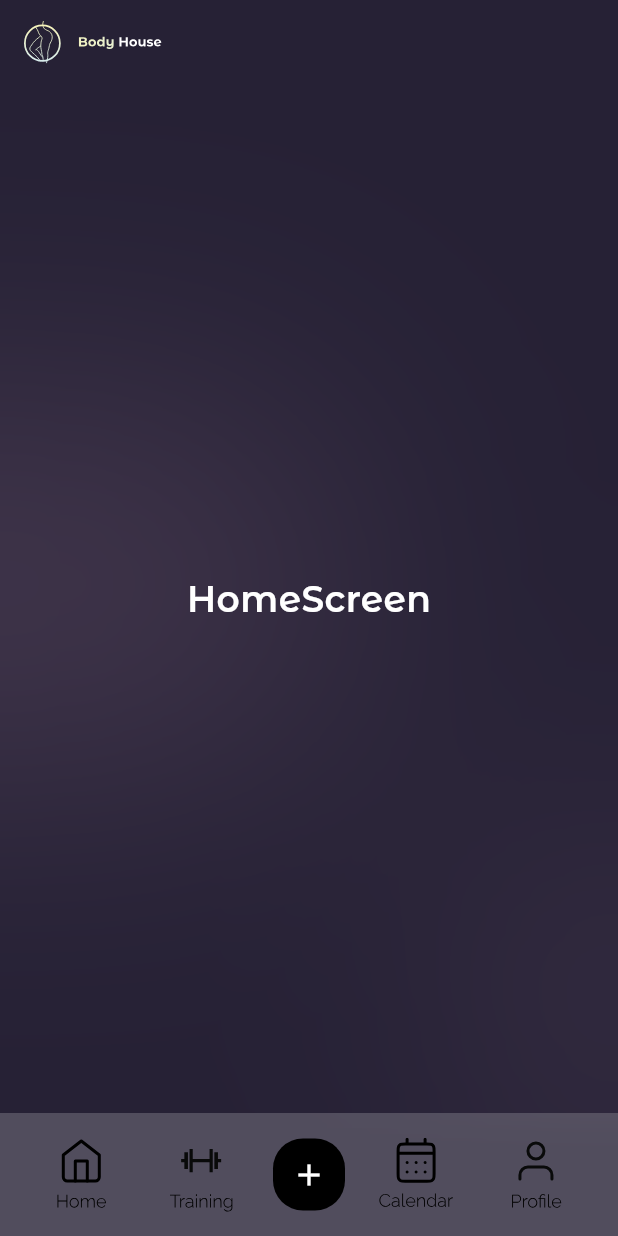
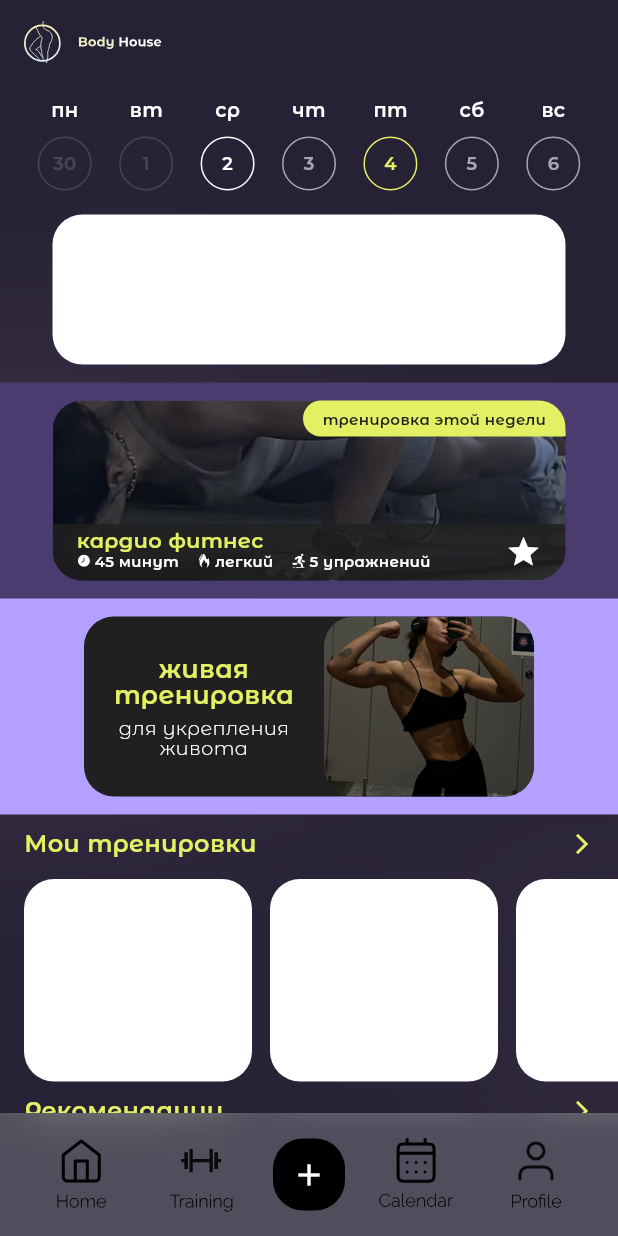
Before and after one commit to ProgramistaDawidMajchrzak/body-house-flutter, a Flutter app: the screen it shows after launch, on a phone screen of 412 x 824 dp. Run offline on Flutter 3.47's test engine with Material 3 defaults, Android fonts, the phone set to English and light mode, and no system bars; our stand-ins replace flutter_secure_storage, flutter_svg, google_sign_in, page_transition, shared_preferences; missing offline and left inert: flutter_facebook_auth; project files that could hold a hidden picture were left out.

Commit message:
home screen UI

```diff
--- /dev/null
+++ b/devtools_options.yaml
@@ -0,0 +1,3 @@
+description: This file stores settings for Dart & Flutter DevTools.
+documentation: https://docs.flutter.dev/tools/devtools/extensions#configure-extension-enablement-states
+extensions:
--- a/lib/core/theme/colors.dart
+++ b/lib/core/theme/colors.dart
@@ -3,6 +3,9 @@ import 'package:flutter/material.dart';
 class AppColors {
   static const Color background = Color(0xFF262135);
   static const Color secondBackground = Color(0xFF4B3C6F);
+  static const Color thirdBackground = Color(0xFF504074);
+  static const Color fourthBackground = Color(0xFFB3A0FF);
+  static const Color darkBackground = Color(0xFF212020);
   static const Color accent = Color(0xFFE2F163);
   static const Color lighterAccent = Color(0xFFF6F3BA);
   static const Color pink = Color(0xFFFBC6E6);
--- a/lib/main.dart
+++ b/lib/main.dart
@@ -5,8 +5,12 @@ import 'package:body_house_app/screens/profile/auth/auth_screen.dart';
 import 'package:body_house_app/screens/home/home_screen.dart';
 import 'splash/splash_screen.dart';
 import 'core/theme/theme.dart';
+import 'package:intl/date_symbol_data_local.dart'; // <- wymagane
 
-void main() {
+// 🔧 Uczyń main() asynchronicznym
+void main() async {
+  WidgetsFlutterBinding.ensureInitialized();
+  await initializeDateFormatting('ru_RU', null); // <- lokalizacja rosyjska
   runApp(const MyApp());
 }
 
--- a/lib/screens/home/home_screen.dart
+++ b/lib/screens/home/home_screen.dart
@@ -1,10 +1,34 @@
 import 'package:body_house_app/layouts/layout.dart';
+import 'package:body_house_app/screens/home/live_session_bar.dart';
+import 'package:body_house_app/screens/home/my_sessions.dart';
+import 'package:body_house_app/screens/home/recommendations.dart';
+import 'package:body_house_app/screens/home/session_of_a_day.dart';
 import 'package:flutter/material.dart';
+import './incoming_session.dart';
 
 class HomeScreen extends StatelessWidget {
   const HomeScreen({super.key});
+
   @override
   Widget build(BuildContext context) {
-    return Layout(type: 1, child: Center(child: Text('HomeScreen')));
+    return Layout(
+      type: 1,
+      child: SingleChildScrollView(
+        padding: const EdgeInsets.only(bottom: 32),
+        child: Column(
+          crossAxisAlignment: CrossAxisAlignment.start,
+          children: const [
+            IncomingSession(),
+            SizedBox(height: 12),
+            SessionOfADay(),
+            LiveSessionBar(),
+            SizedBox(height: 8),
+            MySessions(),
+            SizedBox(height: 8),
+            Recommendations(),
+          ],
+        ),
+      ),
+    );
   }
 }
--- /dev/null
+++ b/lib/screens/home/incoming_session.dart
@@ -0,0 +1,142 @@
+import 'package:body_house_app/core/theme/colors.dart';
+import 'package:flutter/material.dart';
+import 'package:intl/intl.dart';
+
+void main() {
+  runApp(IncomingSession());
+}
+
+class IncomingSession extends StatelessWidget {
+  const IncomingSession({super.key});
+
+  List<DateTime> getNext7Days() {
+    DateTime today = DateTime.now();
+    return List.generate(7, (index) => today.add(Duration(days: index)));
+  }
+
+  @override
+  Widget build(BuildContext context) {
+    return Padding(
+      padding: EdgeInsets.symmetric(horizontal: 16.0),
+      child: Column(
+        children: [
+          SizedBox(height: 8),
+          MiniCalendar(),
+          SizedBox(height: 16),
+          Rectangle17(),
+        ],
+      ),
+    );
+  }
+}
+
+class Rectangle17 extends StatelessWidget {
+  @override
+  Widget build(BuildContext context) {
+    return Column(
+      children: [
+        Container(
+          width: 342,
+          height: 100,
+          decoration: ShapeDecoration(
+            color: Colors.white,
+            shape: RoundedRectangleBorder(
+              borderRadius: BorderRadius.circular(20),
+            ),
+          ),
+        ),
+      ],
+    );
+  }
+}
+
+class MiniCalendar extends StatelessWidget {
+  final List<DateTime> days = () {
+    final now = DateTime.now();
+    final today = DateTime(now.year, now.month, now.day);
+    final weekday = today.weekday;
+    final startOfWeek = today.subtract(Duration(days: weekday - 1));
+
+    return List.generate(7, (index) => startOfWeek.add(Duration(days: index)));
+  }();
+
+  @override
+  Widget build(BuildContext context) {
+    return Column(
+      children: [
+        Row(
+          mainAxisAlignment: MainAxisAlignment.spaceEvenly,
+          children:
+              days.map((date) {
+                final weekday = DateFormat.E('ru_RU').format(date);
+                return Expanded(
+                  child: Center(
+                    child: Text(
+                      weekday,
+                      style: TextStyle(
+                        fontWeight: FontWeight.w600,
+                        fontSize: 13,
+                      ),
+                    ),
+                  ),
+                );
+              }).toList(),
+        ),
+        SizedBox(height: 8),
+        Row(
+          mainAxisAlignment: MainAxisAlignment.spaceEvenly,
+          children:
+              days.map((date) {
+                final now = DateTime.now();
+                final today = DateTime(now.year, now.month, now.day);
+                final isToday = DateUtils.isSameDay(date, today);
+                final isInTwoDays = DateUtils.isSameDay(
+                  date,
+                  today.add(Duration(days: 2)),
+                );
+                final isPast = date.isBefore(today);
+
+                return Expanded(
+                  child: Center(
+                    child: Container(
+                      width: 36,
+                      height: 36,
+                      decoration: BoxDecoration(
+                        shape: BoxShape.circle,
+                        border: Border.all(
+                          color:
+                              isToday
+                                  ? Colors.white
+                                  : isInTwoDays
+                                  ? AppColors.accent
+                                  : isPast
+                                  ? Colors.white.withOpacity(0.15)
+                                  : Colors.white.withOpacity(0.6),
+                          width: 1,
+                        ),
+                      ),
+                      alignment: Alignment.center, // 👈 centrowanie numerka
+                      child: Text(
+                        '${date.day}',
+                        style: TextStyle(
+                          fontSize: 12,
+                          color:
+                              isToday
+                                  ? Colors.white
+                                  : isInTwoDays
+                                  ? AppColors.accent
+                                  : isPast
+                                  ? Colors.white.withOpacity(0.15)
+                                  : Colors.white.withOpacity(0.6),
+                          fontWeight: FontWeight.w600,
+                        ),
+                      ),
+                    ),
+                  ),
+                );
+              }).toList(),
+        ),
+      ],
+    );
+  }
+}
--- /dev/null
+++ b/lib/screens/home/live_session_bar.dart
@@ -0,0 +1,74 @@
+import 'package:body_house_app/core/theme/colors.dart';
+import 'package:flutter/material.dart';
+
+class LiveSessionBar extends StatelessWidget {
+  const LiveSessionBar({super.key});
+  @override
+  Widget build(BuildContext context) {
+    return Container(
+      height: 144.0,
+      color: AppColors.fourthBackground,
+      child: Center(
+        child: Padding(
+          padding: EdgeInsets.symmetric(horizontal: 16.0),
+          child: Container(
+            width: 300,
+            height: 120,
+            decoration: ShapeDecoration(
+              color: AppColors.darkBackground,
+              shape: RoundedRectangleBorder(
+                borderRadius: BorderRadius.circular(20),
+              ),
+            ),
+            child: Row(
+              children: [
+                Expanded(
+                  child: Column(
+                    mainAxisAlignment: MainAxisAlignment.center,
+                    children: [
+                      Text(
+                        "живая тренировка",
+                        style: TextStyle(
+                          color: AppColors.accent,
+                          fontSize: 17,
+                          fontWeight: FontWeight.w600,
+                          height: 1.0,
+                        ),
+                        textAlign: TextAlign.center,
+                      ),
+                      SizedBox(height: 8),
+                      Text(
+                        "для укрепления живота",
+                        style: TextStyle(
+                          color: AppColors.white,
+                          fontSize: 13,
+                          fontWeight: FontWeight.w400,
+                          height: 1.0,
+                        ),
+                        textAlign: TextAlign.center,
+                      ),
+                    ],
+                  ),
+                ),
+                Container(
+                  width: 140,
+                  height: 120,
+                  decoration: BoxDecoration(
+                    borderRadius: BorderRadius.circular(20),
+                  ),
+                  child: ClipRRect(
+                    borderRadius: BorderRadius.circular(20),
+                    child: Image.asset(
+                      'assets/images/session_sample.jpg',
+                      fit: BoxFit.cover,
+                    ),
+                  ),
+                ),
+              ],
+            ),
+          ),
+        ),
+      ),
+    );
+  }
+}
--- /dev/null
+++ b/lib/screens/home/my_sessions.dart
@@ -0,0 +1,56 @@
+import 'package:body_house_app/core/theme/colors.dart';
+import 'package:flutter/material.dart';
+
+class MySessions extends StatelessWidget {
+  const MySessions({super.key});
+
+  @override
+  Widget build(BuildContext context) {
+    return Column(
+      crossAxisAlignment: CrossAxisAlignment.start,
+      children: [
+        // Nagłówek
+        Padding(
+          padding: const EdgeInsets.symmetric(horizontal: 16.0),
+          child: Row(
+            mainAxisAlignment: MainAxisAlignment.spaceBetween,
+            children: const [
+              Text(
+                "Мои тренировки",
+                style: TextStyle(
+                  color: AppColors.accent,
+                  fontSize: 16,
+                  fontWeight: FontWeight.w600,
+                ),
+              ),
+              Icon(Icons.arrow_forward_ios, size: 16, color: AppColors.accent),
+            ],
+          ),
+        ),
+        const SizedBox(height: 12),
+        // Lista pozioma
+        SingleChildScrollView(
+          scrollDirection: Axis.horizontal,
+          padding: const EdgeInsets.symmetric(horizontal: 16.0),
+          child: Row(
+            children: List.generate(5, (index) {
+              return Padding(
+                padding: const EdgeInsets.only(right: 12.0),
+                child: Container(
+                  width: 152,
+                  height: 135,
+                  decoration: ShapeDecoration(
+                    color: Colors.white,
+                    shape: RoundedRectangleBorder(
+                      borderRadius: BorderRadius.circular(20),
+                    ),
+                  ),
+                ),
+              );
+            }),
+          ),
+        ),
+      ],
+    );
+  }
+}
--- /dev/null
+++ b/lib/screens/home/recommendations.dart
@@ -0,0 +1,56 @@
+import 'package:body_house_app/core/theme/colors.dart';
+import 'package:flutter/material.dart';
+
+class Recommendations extends StatelessWidget {
+  const Recommendations({super.key});
+
+  @override
+  Widget build(BuildContext context) {
+    return Column(
+      crossAxisAlignment: CrossAxisAlignment.start,
+      children: [
+        // Nagłówek
+        Padding(
+          padding: const EdgeInsets.symmetric(horizontal: 16.0),
+          child: Row(
+            mainAxisAlignment: MainAxisAlignment.spaceBetween,
+            children: const [
+              Text(
+                "Рекомендации",
+                style: TextStyle(
+                  color: AppColors.accent,
+                  fontSize: 16,
+                  fontWeight: FontWeight.w600,
+                ),
+              ),
+              Icon(Icons.arrow_forward_ios, size: 16, color: AppColors.accent),
+            ],
+          ),
+        ),
+        const SizedBox(height: 12),
+        // Lista pozioma
+        SingleChildScrollView(
+          scrollDirection: Axis.horizontal,
+          padding: const EdgeInsets.symmetric(horizontal: 16.0),
+          child: Row(
+            children: List.generate(5, (index) {
+              return Padding(
+                padding: const EdgeInsets.only(right: 12.0),
+                child: Container(
+                  width: 152,
+                  height: 135,
+                  decoration: ShapeDecoration(
+                    color: Colors.white,
+                    shape: RoundedRectangleBorder(
+                      borderRadius: BorderRadius.circular(20),
+                    ),
+                  ),
+                ),
+              );
+            }),
+          ),
+        ),
+      ],
+    );
+  }
+}
--- /dev/null
+++ b/lib/screens/home/session_of_a_day.dart
@@ -0,0 +1,142 @@
+import 'package:flutter/material.dart';
+import 'package:body_house_app/core/theme/colors.dart';
+import 'package:flutter_svg/flutter_svg.dart';
+
+class SessionOfADay extends StatelessWidget {
+  const SessionOfADay({super.key});
+
+  @override
+  Widget build(BuildContext context) {
+    return Container(
+      height: 144.0,
+      color: AppColors.secondBackground,
+      child: Center(
+        child: Padding(
+          padding: EdgeInsets.symmetric(horizontal: 16.0),
+          child: SizedBox(
+            width: 342,
+            height: 120,
+            child: Stack(
+              children: [
+                // Tło - obrazek
+                ClipRRect(
+                  borderRadius: BorderRadius.circular(20),
+                  child: Image.asset(
+                    'assets/images/session_sample1.jpg',
+                    fit: BoxFit.cover,
+                    width: double.infinity,
+                    height: double.infinity,
+                  ),
+                ),
+
+                // Nowy label w prawym górnym rogu
+                Positioned(
+                  top: 0,
+                  right: 0,
+                  child: Container(
+                    width: 175,
+                    height: 24,
+                    decoration: BoxDecoration(
+                      color: AppColors.accent,
+                      borderRadius: BorderRadius.only(
+                        topRight: Radius.circular(30),
+                        topLeft: Radius.circular(20),
+                        bottomLeft: Radius.circular(20),
+                        bottomRight: Radius.circular(0),
+                      ),
+                    ),
+                    alignment: Alignment.center,
+                    child: Text(
+                      'тренировка этой недели',
+                      style: TextStyle(
+                        color: AppColors.darkBackground,
+                        fontSize: 10,
+                        fontWeight: FontWeight.w600,
+                      ),
+                    ),
+                  ),
+                ),
+
+                // Dolny overlay
+                Align(
+                  alignment: Alignment.bottomCenter,
+                  child: ClipRRect(
+                    borderRadius: const BorderRadius.only(
+                      bottomLeft: Radius.circular(20),
+                      bottomRight: Radius.circular(20),
+                    ),
+                    child: SessionOfADayInfo(name: "кардио фитнес"),
+                  ),
+                ),
+              ],
+            ),
+          ),
+        ),
+      ),
+    );
+  }
+}
+
+class SessionOfADayInfo extends StatelessWidget {
+  final String name;
+  const SessionOfADayInfo({super.key, required this.name});
+
+  @override
+  Widget build(BuildContext context) {
+    Widget iconWithText(String assetPath, String text) {
+      return Row(
+        children: [
+          SvgPicture.asset(assetPath, width: 10.0, height: 10.0),
+          const SizedBox(width: 2),
+          Text(text, style: TextStyle(color: Colors.white, fontSize: 10)),
+        ],
+      );
+    }
+
+    return Container(
+      height: 38,
+      width: double.infinity,
+      color: AppColors.darkBackground.withOpacity(0.8),
+      child: Padding(
+        padding: EdgeInsets.symmetric(horizontal: 16.0, vertical: 4.0),
+        child: Row(
+          mainAxisAlignment: MainAxisAlignment.spaceBetween,
+          children: [
+            Column(
+              crossAxisAlignment: CrossAxisAlignment.start,
+              children: [
+                Text(
+                  name,
+                  style: TextStyle(
+                    color: AppColors.accent,
+                    fontSize: 14,
+                    fontWeight: FontWeight.w600,
+                    height: 1.0,
+                  ),
+                ),
+                Row(
+                  mainAxisAlignment: MainAxisAlignment.spaceEvenly,
+                  children: [
+                    iconWithText('assets/images/time.svg', '45 минут'),
+                    const SizedBox(width: 12),
+                    iconWithText('assets/images/difficulty.svg', 'легкий'),
+                    const SizedBox(width: 12),
+                    iconWithText(
+                      'assets/images/excercises.svg',
+                      '5 упражнений',
+                    ),
+                  ],
+                ),
+              ],
+            ),
+            Icon(
+              Icons.star, // pełna gwiazda
+              color: Colors.white, // kolor biały
+              size: 24, // rozmiar ikony
+            ),
+          ],
+        ),
+      ),
+    );
+  }
+}
--- a/lib/splash/splash_screen.dart
+++ b/lib/splash/splash_screen.dart
@@ -13,20 +13,19 @@ class SplashScreen extends StatefulWidget {
 }
 
 class _SplashScreenState extends State<SplashScreen> {
-  int _type = 1;
+  int _type = 4;
   double _opacity = 1.0;
 
   void _changeType() async {
     setState(() {
-      _opacity = 0.0; // najpierw znika
+      _opacity = 0.0;
     });
 
-    // Czekamy na zakończenie animacji znikania
     await Future.delayed(const Duration(milliseconds: 300));
 
     setState(() {
-      _type = _type == 4 ? 1 : _type + 1; // zmieniamy typ
-      _opacity = 1.0; // pojawia się ponownie
+      _type = _type == 4 ? 1 : _type + 1;
+      _opacity = 1.0;
     });
   }
 
```
Also changed, not shown: pubspec.yaml (+8 -0 lines), assets/images/difficulty.svg (added), assets/images/excercises.svg (added), assets/images/session_sample.jpg (added), assets/images/session_sample1.jpg (added), assets/images/time.svg (added), pubspec.lock.
